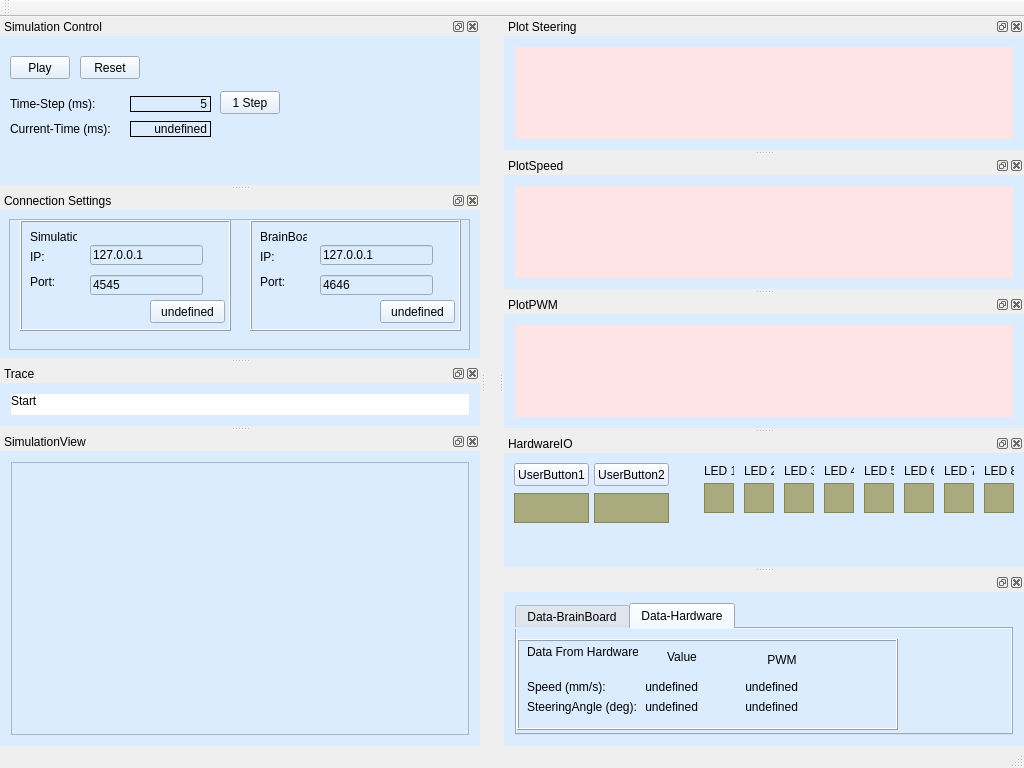
Qt form mainwindow.ui (bitschieber/ISFDesktopControl) before a commit.
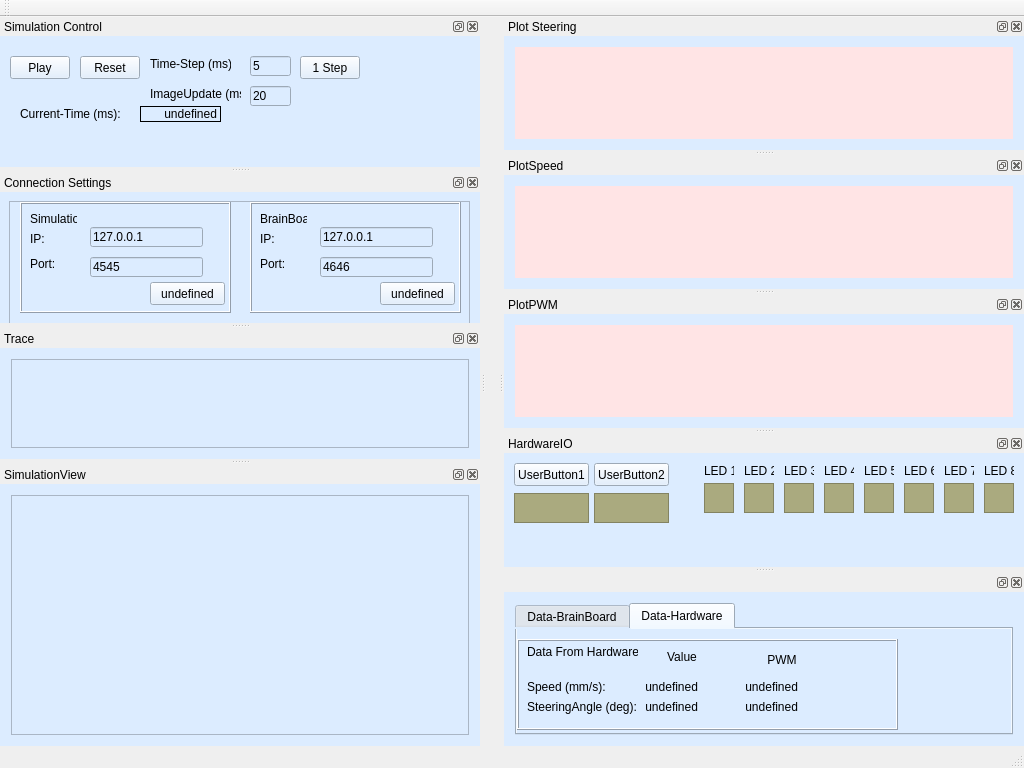
The same form after that commit. Custom widgets are drawn as their Qt base class.

Commit message: variable ImageUpdate

What changed in the file:
```diff
--- a/mainwindow.ui
+++ b/mainwindow.ui
@@ -141,8 +141,8 @@
     <widget class="QPushButton" name="pushButtonSimulationStepForward">
      <property name="geometry">
       <rect>
-       <x>220</x>
-       <y>55</y>
+       <x>300</x>
+       <y>20</y>
        <width>60</width>
        <height>23</height>
       </rect>
@@ -167,8 +167,8 @@
     <widget class="QLabel" name="label">
      <property name="geometry">
       <rect>
-       <x>10</x>
-       <y>85</y>
+       <x>20</x>
+       <y>70</y>
        <width>100</width>
        <height>16</height>
       </rect>
@@ -180,9 +180,9 @@
     <widget class="QLabel" name="label_2">
      <property name="geometry">
       <rect>
-       <x>10</x>
-       <y>60</y>
-       <width>100</width>
+       <x>150</x>
+       <y>20</y>
+       <width>81</width>
        <height>16</height>
       </rect>
      </property>
@@ -193,8 +193,8 @@
     <widget class="QLabel" name="labelSimulationCurrentTime">
      <property name="geometry">
       <rect>
-       <x>130</x>
-       <y>85</y>
+       <x>140</x>
+       <y>70</y>
        <width>81</width>
        <height>16</height>
       </rect>
@@ -215,34 +215,6 @@
       <set>Qt::AlignRight|Qt::AlignTrailing|Qt::AlignVCenter</set>
      </property>
     </widget>
-    <widget class="QLabel" name="labelSimulationTimeStep">
-     <property name="geometry">
-      <rect>
-       <x>130</x>
-       <y>60</y>
-       <width>81</width>
-       <height>16</height>
-      </rect>
-     </property>
-     <property name="layoutDirection">
-      <enum>Qt::LeftToRight</enum>
-     </property>
-     <property name="styleSheet">
-      <string notr="true">border-color: rgb(0, 0, 0);</string>
-     </property>
-     <property name="frameShape">
-      <enum>QFrame::Box</enum>
-     </property>
-     <property name="text">
-      <string>5</string>
-     </property>
-     <property name="textFormat">
-      <enum>Qt::AutoText</enum>
-     </property>
-     <property name="alignment">
-      <set>Qt::AlignRight|Qt::AlignTrailing|Qt::AlignVCenter</set>
-     </property>
-    </widget>
     <widget class="QPushButton" name="pushButtonSimulationPlay">
      <property name="geometry">
       <rect>
@@ -256,6 +228,45 @@
       <string>Play</string>
      </property>
     </widget>
+    <widget class="QLabel" name="label_3">
+     <property name="geometry">
+      <rect>
+       <x>150</x>
+       <y>50</y>
+       <width>91</width>
+       <height>16</height>
+      </rect>
+     </property>
+     <property name="text">
+      <string>ImageUpdate (ms):</string>
+     </property>
+    </widget>
+    <widget class="QLineEdit" name="labelSimulationTimeStep">
+     <property name="geometry">
+      <rect>
+       <x>250</x>
+       <y>20</y>
+       <width>41</width>
+       <height>20</height>
+      </rect>
+     </property>
+     <property name="text">
+      <string>5</string>
+     </property>
+    </widget>
+    <widget class="QLineEdit" name="labelSimulationImageUpdateTime">
+     <property name="geometry">
+      <rect>
+       <x>250</x>
+       <y>50</y>
+       <width>41</width>
+       <height>20</height>
+      </rect>
+     </property>
+     <property name="text">
+      <string>20</string>
+     </property>
+    </widget>
    </widget>
   </widget>
   <widget class="QDockWidget" name="dockWidgetHardwareIO">
@@ -840,17 +851,7 @@
    <widget class="QWidget" name="dockWidgetContents_8">
     <layout class="QGridLayout" name="gridLayout_5">
      <item row="0" column="0">
-      <widget class="QLabel" name="label_3">
-       <property name="styleSheet">
-        <string notr="true">background-color: rgb(255, 255, 255);</string>
-       </property>
-       <property name="text">
-        <string>Start</string>
-       </property>
-       <property name="alignment">
-        <set>Qt::AlignLeading|Qt::AlignLeft|Qt::AlignTop</set>
-       </property>
-      </widget>
+      <widget class="QTextBrowser" name="labelDebugLog"/>
      </item>
     </layout>
    </widget>
```
The commit also changes 13 other files.
